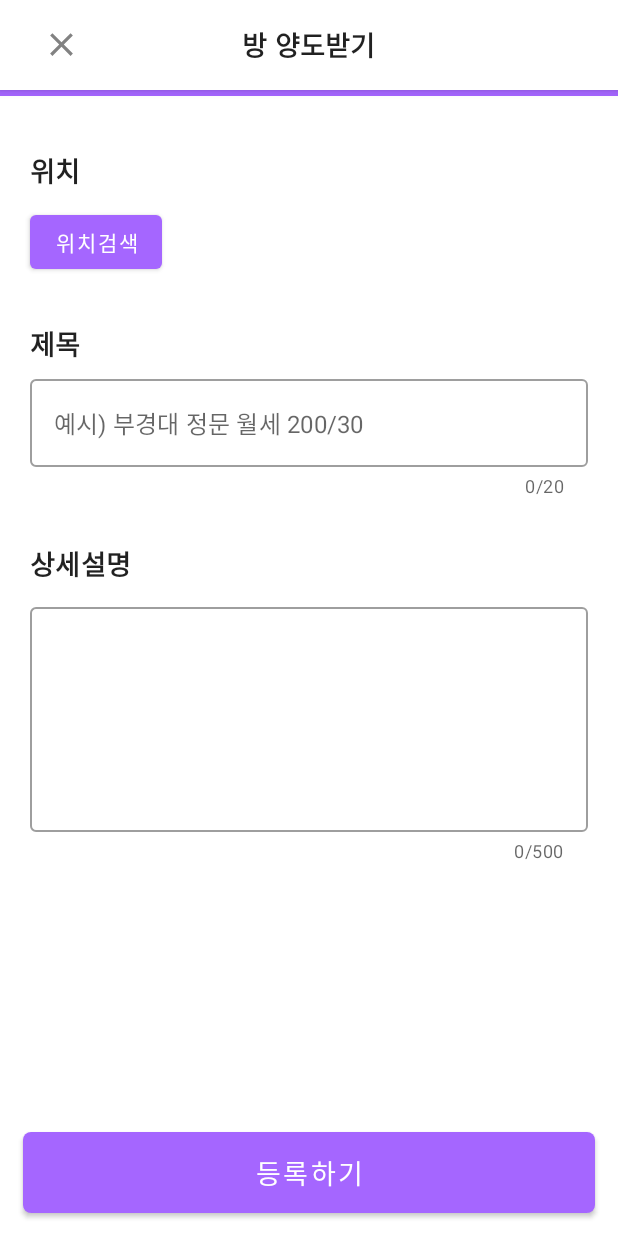
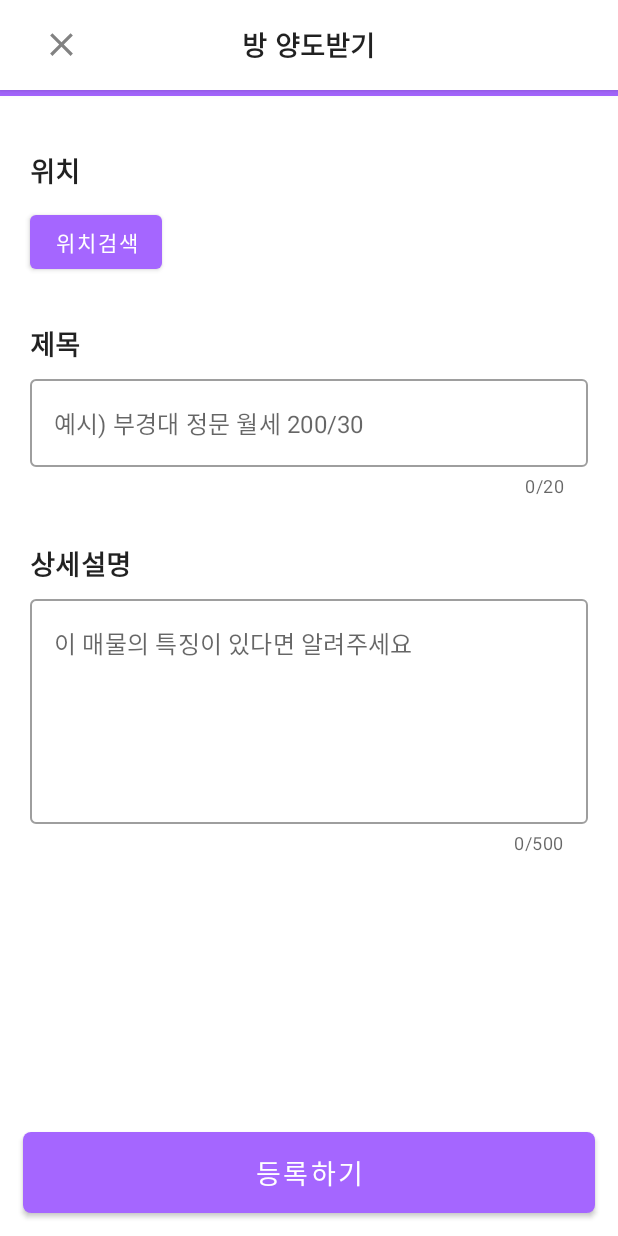
Before and after one commit to jminie-o8o/Home-Rent-App, an Android app: the WantHomeSecondStepFragment screen opened through its navigation route, on a phone screen of 412 x 824 dp. Run offline under Robolectric (Android 15) with nearby library versions, the phone set to English and light mode, and no system bars; our stand-ins replace data binding.

Commit message:
fix: 일곱 번째 충돌해결

```diff
--- a/android/app/src/main/AndroidManifest.xml
+++ b/android/app/src/main/AndroidManifest.xml
@@ -53,6 +53,7 @@
                     android:scheme="http" />
             </intent-filter>
         </activity>
+
     </application>
 
 </manifest>
--- a/android/app/src/main/java/com/example/home_rent_app/ui/wantHome/WantHomeSecondStepFragment.kt
+++ b/android/app/src/main/java/com/example/home_rent_app/ui/wantHome/WantHomeSecondStepFragment.kt
@@ -6,6 +6,8 @@ import android.view.LayoutInflater
 import android.view.View
 import android.view.ViewGroup
 import androidx.databinding.DataBindingUtil
+import androidx.navigation.NavController
+import androidx.navigation.fragment.findNavController
 import com.example.home_rent_app.R
 import com.example.home_rent_app.databinding.FragmentWantHomeSecondStepBinding
 import com.example.home_rent_app.ui.WantHomeActivity
@@ -25,7 +27,9 @@ class WantHomeSecondStepFragment : Fragment() {
 
     override fun onViewCreated(view: View, savedInstanceState: Bundle?) {
         super.onViewCreated(view, savedInstanceState)
+        val navigationController = findNavController()
         goHomeActivity()
+        register(navigationController)
     }
 
     private fun goHomeActivity() {
@@ -34,4 +38,10 @@ class WantHomeSecondStepFragment : Fragment() {
             activity.goHomeActivity()
         }
     }
+
+    private fun register(navController: NavController) {
+        binding.btnRegister.setOnClickListener {
+            navController.navigate(R.id.action_wantHomeSecondStepFragment_to_wantHomeDetailFragment)
+        }
+    }
 }
--- a/android/app/src/main/res/layout/fragment_want_home_second_step.xml
+++ b/android/app/src/main/res/layout/fragment_want_home_second_step.xml
@@ -136,6 +136,7 @@
             android:layout_marginTop="10dp"
             app:counterEnabled="true"
             app:counterMaxLength="500"
+            app:hintEnabled="false"
             app:layout_constraintEnd_toEndOf="parent"
             app:layout_constraintStart_toStartOf="parent"
             app:layout_constraintTop_toBottomOf="@+id/tv_detail_second_step">
@@ -143,8 +144,9 @@
             <com.google.android.material.textfield.TextInputEditText
                 android:id="@+id/et_detail_second_step"
                 android:layout_width="match_parent"
+                android:layout_height="150dp"
                 android:gravity="top"
-                android:layout_height="150dp"
+                android:hint="이 매물의 특징이 있다면 알려주세요"
                 android:inputType="text"
                 android:maxLength="500" />
 
--- a/android/app/src/main/res/navigation/want_home_nav_graph.xml
+++ b/android/app/src/main/res/navigation/want_home_nav_graph.xml
@@ -22,5 +22,16 @@
         android:id="@+id/wantHomeSecondStepFragment"
         android:name="com.example.home_rent_app.ui.wantHome.WantHomeSecondStepFragment"
         android:label="WantHomeSecondStepFragment"
-        tools:layout="@layout/fragment_want_home_second_step"/>
+        tools:layout="@layout/fragment_want_home_second_step">
+        <action
+            android:id="@+id/action_wantHomeSecondStepFragment_to_wantHomeDetailFragment"
+            app:destination="@id/wantHomeDetailFragment"
+            app:popUpTo="@id/take_home_nav_graph"
+            app:popUpToInclusive="true" />
+    </fragment>
+    <fragment
+        android:id="@+id/wantHomeDetailFragment"
+        android:name="com.example.home_rent_app.ui.wantHome.WantHomeDetailFragment"
+        android:label="WantHomeDetailFragment"
+        tools:layout="@layout/fragment_want_home_detail"/>
 </navigation>
```
Also changed, not shown: android/app/src/main/java/com/example/home_rent_app/ui/wantHome/WantHomeDetailFragment.kt (added, +28 -0 lines), android/app/src/main/res/layout/fragment_want_home_detail.xml (added, +21 -0 lines).
